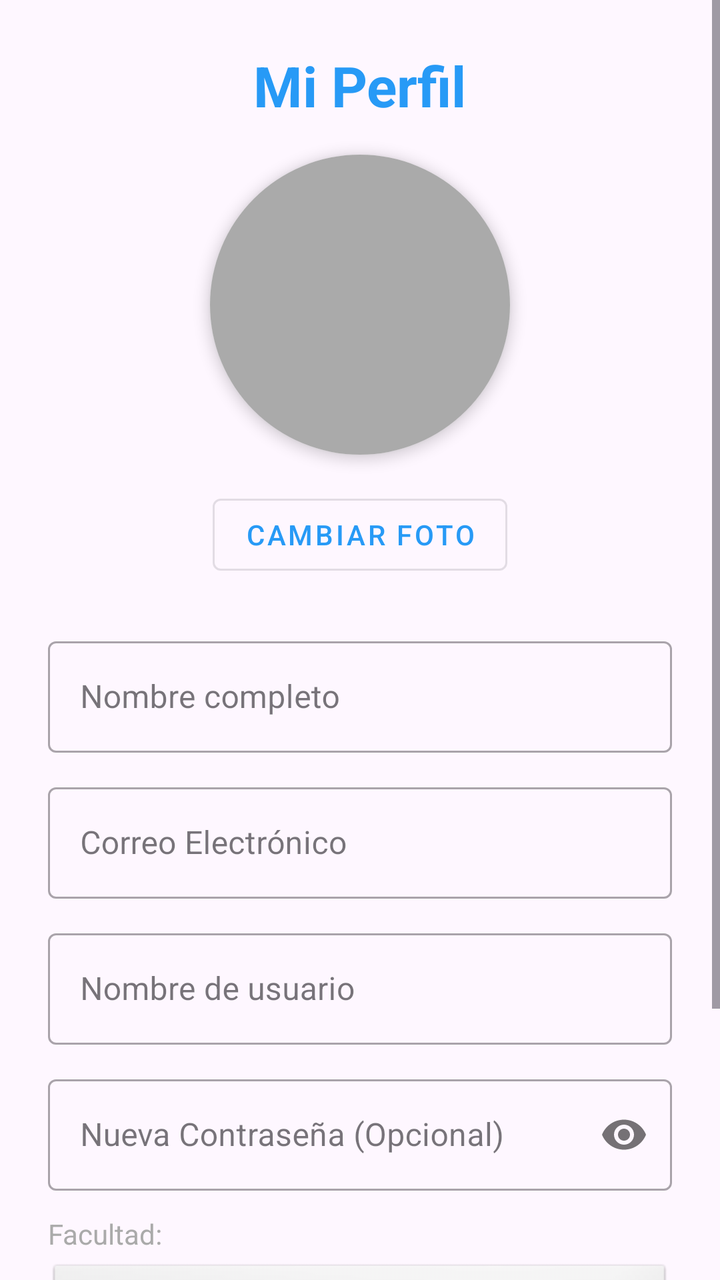
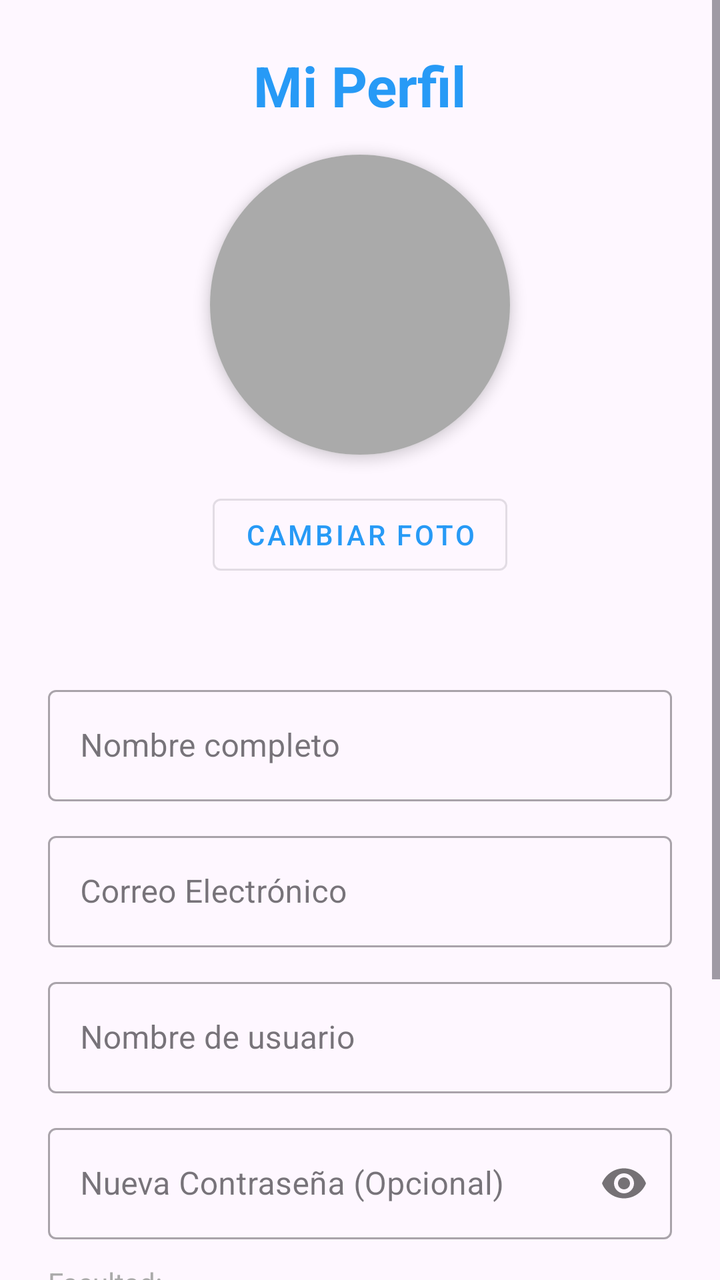

The first picture is an Android layout as it rendered before a commit; the second is the same layout after the commit. The layout source and the unified diff follow.
<!-- AndroidManifest.xml: application theme Theme.Miau -->
<!-- res/layout/fragment_perfil.xml -->
<?xml version="1.0" encoding="utf-8"?>
<ScrollView xmlns:android="http://schemas.android.com/apk/res/android"
    xmlns:app="http://schemas.android.com/apk/res-auto"
    xmlns:tools="http://schemas.android.com/tools"
    android:layout_width="match_parent"
    android:layout_height="match_parent"
    android:fillViewport="true"
    tools:context=".PerfilFragment">

    <LinearLayout
        android:layout_width="match_parent"
        android:layout_height="wrap_content"
        android:gravity="center_horizontal"
        android:orientation="vertical"
        android:padding="24dp">

        <TextView
            android:layout_width="wrap_content"
            android:layout_height="wrap_content"
            android:text="Mi Perfil"
            android:textSize="28sp"
            android:textStyle="bold"
            android:textColor="?attr/colorPrimary"
            android:layout_marginBottom="16dp"/>

        <androidx.cardview.widget.CardView
            android:layout_width="150dp"
            android:layout_height="150dp"
            app:cardCornerRadius="75dp"
            app:cardElevation="4dp"
            android:layout_marginBottom="16dp">

            <ImageView
                android:id="@+id/img_perfil"
                android:layout_width="match_parent"
                android:layout_height="match_parent"
                android:scaleType="centerCrop"
                android:background="@android:color/darker_gray"
                android:contentDescription="Foto de perfil" />
        </androidx.cardview.widget.CardView>

        <Button
            android:id="@+id/btn_hacer_foto"
            style="@style/Widget.MaterialComponents.Button.OutlinedButton"
            android:layout_width="wrap_content"
            android:layout_height="wrap_content"
            android:text="Cambiar Foto" />

        <com.google.android.material.textfield.TextInputLayout
            style="@style/Widget.MaterialComponents.TextInputLayout.OutlinedBox"
            android:layout_width="match_parent"
            android:layout_height="wrap_content"
            android:layout_marginTop="24dp">
            <com.google.android.material.textfield.TextInputEditText
                android:id="@+id/et_nombre_completo"
                android:layout_width="match_parent"
                android:layout_height="wrap_content"
                android:hint="Nombre completo"
                android:inputType="textPersonName" />
        </com.google.android.material.textfield.TextInputLayout>

        <com.google.android.material.textfield.TextInputLayout
            style="@style/Widget.MaterialComponents.TextInputLayout.OutlinedBox"
            android:layout_width="match_parent"
            android:layout_height="wrap_content"
            android:layout_marginTop="12dp">
            <com.google.android.material.textfield.TextInputEditText
                android:id="@+id/et_email"
                android:layout_width="match_parent"
                android:layout_height="wrap_content"
                android:hint="Correo Electrónico"
                android:inputType="textEmailAddress" />
        </com.google.android.material.textfield.TextInputLayout>

        <com.google.android.material.textfield.TextInputLayout
            style="@style/Widget.MaterialComponents.TextInputLayout.OutlinedBox"
            android:layout_width="match_parent"
            android:layout_height="wrap_content"
            android:layout_marginTop="12dp">
            <com.google.android.material.textfield.TextInputEditText
                android:id="@+id/et_nombre_usuario"
                android:layout_width="match_parent"
                android:layout_height="wrap_content"
                android:hint="Nombre de usuario"
                android:inputType="text" />
        </com.google.android.material.textfield.TextInputLayout>

        <com.google.android.material.textfield.TextInputLayout
            style="@style/Widget.MaterialComponents.TextInputLayout.OutlinedBox"
            android:layout_width="match_parent"
            android:layout_height="wrap_content"
            android:layout_marginTop="12dp"
            app:passwordToggleEnabled="true">
            <com.google.android.material.textfield.TextInputEditText
                android:id="@+id/et_password"
                android:layout_width="match_parent"
                android:layout_height="wrap_content"
                android:hint="Nueva Contraseña (Opcional)"
                android:inputType="textPassword" />
        </com.google.android.material.textfield.TextInputLayout>

        <TextView
            android:layout_width="match_parent"
            android:layout_height="wrap_content"
            android:text="Facultad:"
            android:textColor="@android:color/darker_gray"
            android:layout_marginTop="12dp"
            android:layout_marginBottom="4dp"/>

        <Spinner
            android:id="@+id/spinner_perfil_facultad"
            android:layout_width="match_parent"
            android:layout_height="50dp"
            android:background="@android:drawable/btn_dropdown"/>

        <Button
            android:id="@+id/btn_guardar_perfil"
            android:layout_width="match_parent"
            android:layout_height="60dp"
            android:layout_marginTop="24dp"
            android:layout_marginBottom="24dp"
            android:backgroundTint="?attr/colorPrimary"
            android:text="Guardar Cambios"
            android:textColor="@android:color/white"
            android:textSize="18sp" />

    </LinearLayout>
</ScrollView>
<!-- resources referenced by this layout -->
<resources>
  <style name="Theme.Miau" parent="Base.Theme.Miau" />
  <style name="Base.Theme.Miau" parent="Theme.Material3.DayNight.NoActionBar">
          <item name="colorPrimary">@color/blue_primary</item>
          <item name="colorPrimaryVariant">@color/blue_primary_dark</item>
          <item name="colorSecondary">@color/accent</item>
      </style>
  <color name="blue_primary">#279AF6</color>
  <color name="blue_primary_dark">#155BA2</color>
  <color name="accent">#ED427C</color>
</resources>

<!-- the commit's change to res/layout/fragment_perfil.xml (unified diff, before → after) -->
@@ -45,6 +45,13 @@
             android:layout_width="wrap_content"
             android:layout_height="wrap_content"
             android:text="Cambiar Foto" />
+        <TextView
+            android:id="@+id/tvMisPuntos"
+            android:layout_width="wrap_content"
+            android:layout_height="wrap_content"
+            android:textSize="18sp"
+            android:textStyle="bold"
+            android:textColor="?attr/colorPrimary" />
 
         <com.google.android.material.textfield.TextInputLayout
             style="@style/Widget.MaterialComponents.TextInputLayout.OutlinedBox"
@@ -123,6 +130,5 @@
             android:text="Guardar Cambios"
             android:textColor="@android:color/white"
             android:textSize="18sp" />
-
     </LinearLayout>
 </ScrollView>
